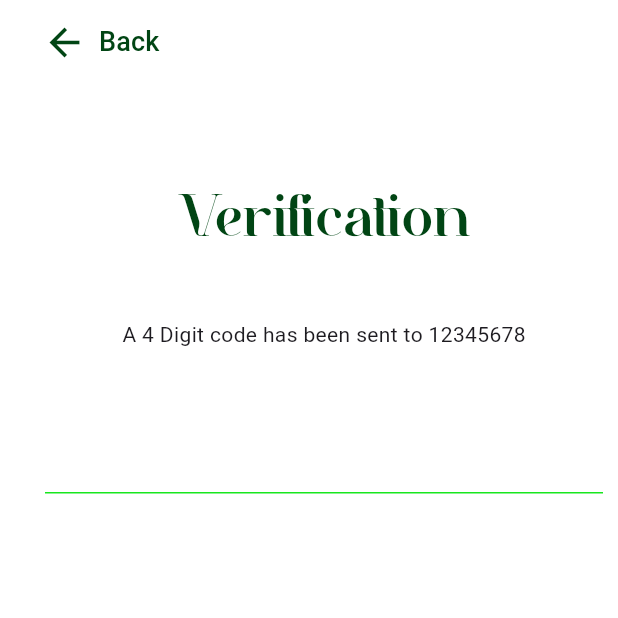
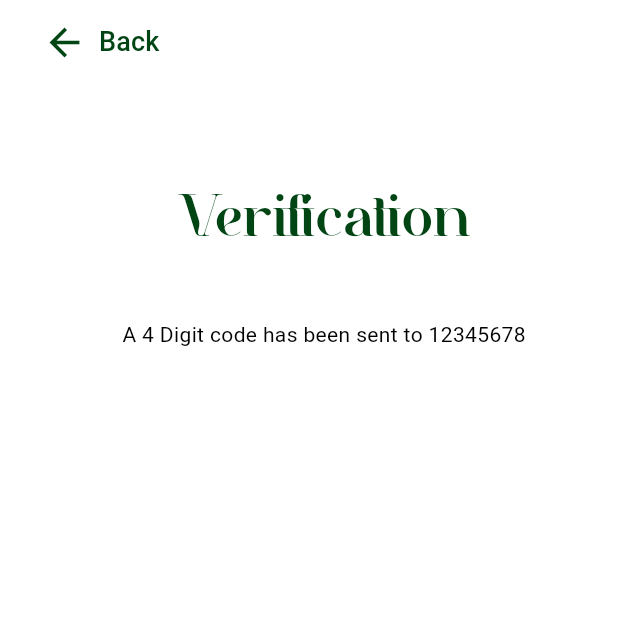
Before and after one commit to Dendup1234/Eatcue, a Flutter app: the Verification screen opened directly, on a phone screen of 412 x 824 dp, the top half of it. Run offline on Flutter 3.47's test engine with Material 3 defaults, Android fonts, the phone set to English and light mode, and no system bars; our stand-ins replace intl_phone_field, smooth_page_indicator; Roboto replaces fonts that are missing (My Font).

Commit message:
Made new changes

```diff
--- a/lib/Authentication/verification.dart
+++ b/lib/Authentication/verification.dart
@@ -8,9 +8,6 @@ class Verification extends StatefulWidget {
 }
 
 class _VerificationState extends State<Verification> {
-  int? code_number;
-  bool _validateCode = false;
-
   @override
   Widget build(BuildContext context) {
     //final String phoneNumber =
@@ -60,19 +57,6 @@ class _VerificationState extends State<Verification> {
               ),
             ),
             SizedBox(height: 40),
-            TextField(
-              keyboardType: TextInputType.number,
-              decoration: InputDecoration(
-                labelText: '',
-                enabledBorder: UnderlineInputBorder(
-                  borderSide: BorderSide(
-                    color: const Color.fromARGB(255, 23, 231, 30),
-                  ),
-                ),
-              ),
-            ),
-
-            SizedBox(height: 60.0),
           ],
         ),
       ),
--- a/pubspec.yaml
+++ b/pubspec.yaml
@@ -35,6 +35,7 @@ dependencies:
   # Use with the CupertinoIcons class for iOS style icons.
   cupertino_icons: ^1.0.8
   smooth_page_indicator: ^1.2.1
+  intl_phone_field: ^3.2.0
 
 dev_dependencies:
   flutter_test:
```
Also changed, not shown: lib/main.dart (+12 -0 lines), lib/sliding_screen/screen.dart (+6 -1 lines), assets/apple.png (added), assets/facebook.png (added), assets/google.png (added), pubspec.lock.
